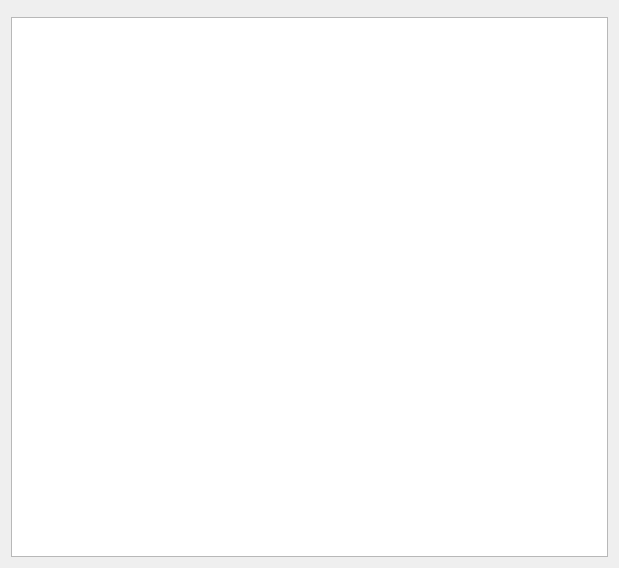
The window that Code/Tools/Libs/GuiFoundation/Widgets/CVarWidget.ui (ezEngine/ezEngine) describes before a commit, drawn with Qt 5.
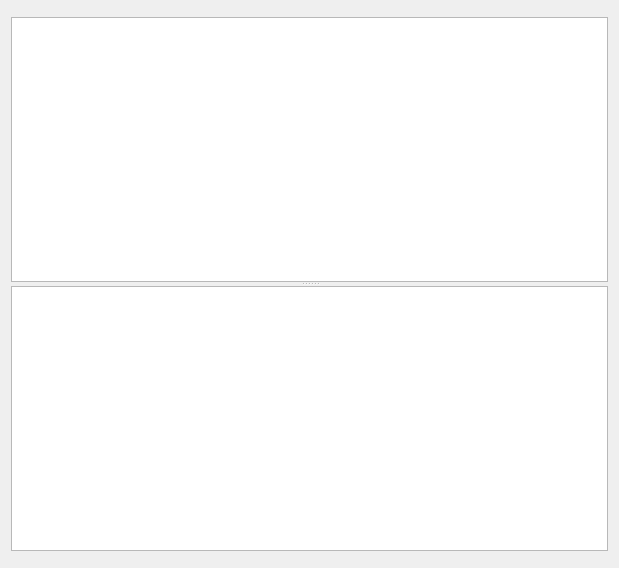
The same window after the commit. Custom widgets are drawn as their Qt base class.

Commit message:
Adds a console to the CVars window (Editor & ezInspector) (#469)
The console can be used the same way as the in-game Quake-style console:

    Hit TAB to auto-complete
    Enter to run a command
    Arrow up/down for input history
    F2, F3 to repeat last and second-to-last command

Commands are sent to the engine process to be executed there. Auto-complete as well. That means all CVars and console functions that are known to the engine process are available, not only the ones known by the local process.

Fixes #224

Patch:
```diff
--- a/Code/Tools/Libs/GuiFoundation/Widgets/CVarWidget.ui
+++ b/Code/Tools/Libs/GuiFoundation/Widgets/CVarWidget.ui
@@ -13,6 +13,13 @@
   <property name="windowTitle">
    <string/>
   </property>
+  <layout class="QHBoxLayout" name="horizontalLayout">
+   <item>
+    <widget class="QSplitter" name="splitter">
+     <property name="orientation">
+      <enum>Qt::Vertical</enum>
+     </property>
+     <widget class="QWidget" name="">
   <layout class="QVBoxLayout" name="verticalLayout">
    <item>
     <widget class="ezQtSearchWidget" name="SearchWidget" native="true"/>
@@ -28,6 +35,30 @@
      <property name="uniformRowHeights">
       <bool>true</bool>
      </property>
+        </widget>
+       </item>
+      </layout>
+     </widget>
+     <widget class="QWidget" name="">
+      <layout class="QVBoxLayout" name="verticalLayout_2">
+       <item>
+        <widget class="QTextEdit" name="ConsoleOutput">
+         <property name="undoRedoEnabled">
+          <bool>false</bool>
+         </property>
+         <property name="lineWrapMode">
+          <enum>QTextEdit::NoWrap</enum>
+         </property>
+         <property name="readOnly">
+          <bool>true</bool>
+         </property>
+        </widget>
+       </item>
+       <item>
+        <widget class="ezQtSearchWidget" name="ConsoleInput" native="true"/>
+       </item>
+      </layout>
+     </widget>
     </widget>
    </item>
   </layout>
```
Lines whose indentation alone changed are shown as unchanged. The commit also changes 30 other files.
